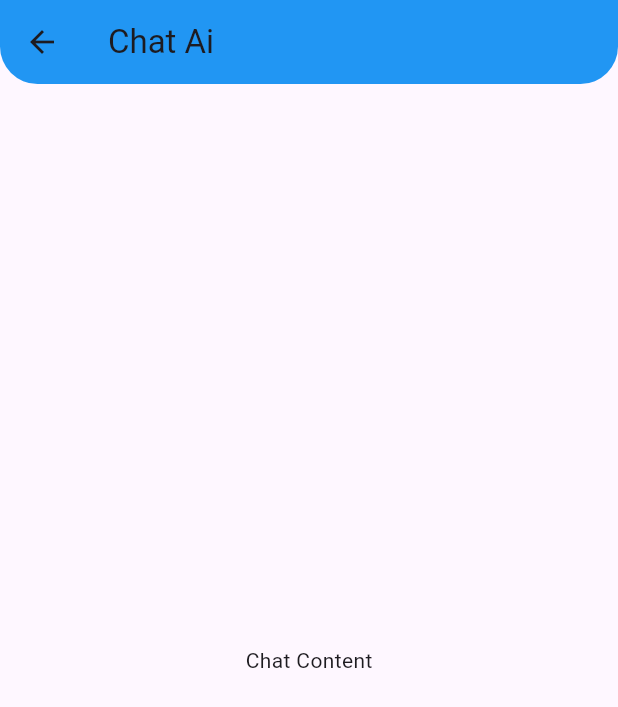
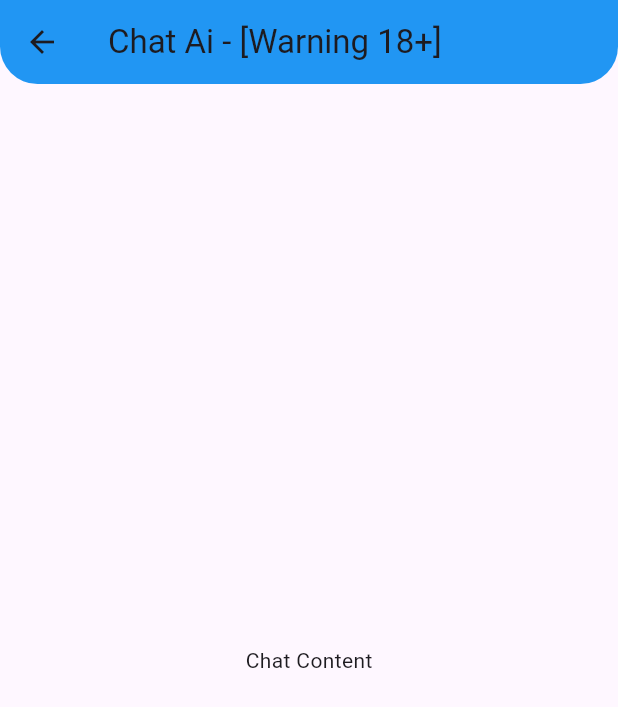
Before and after one commit to bimaadam/app-chat-ai, a Flutter app: the ChatPage screen opened by its route, on a phone screen of 412 x 824 dp. Shown: the top 707 px of the screen. Run offline on Flutter 3.47's test engine with Material 3 defaults, Android fonts, the phone set to English and light mode, and no system bars; our stand-ins replace smooth_page_indicator.

Commit message:
tittle changes on app bar

```diff
--- a/lib/pages/chat_page.dart
+++ b/lib/pages/chat_page.dart
@@ -14,7 +14,7 @@ class _ChatPageState extends State<ChatPage> {
       appBar: PreferredSize(
         preferredSize: Size.fromHeight(kToolbarHeight),
         child: AppBar(
-          title: const Text('Chat Ai'),
+          title: const Text('Chat Ai - [Warning 18+]'),
           backgroundColor: Colors.blue,
           shape: const RoundedRectangleBorder(
             borderRadius: BorderRadius.only(
```
